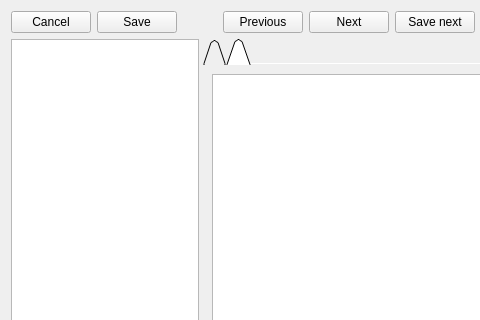
The window that ui/scene_editor.ui (zkovari/plotlyst) describes before a commit, drawn with Qt 5; both pictures show x 0 to 480 and y 0 to 320 of the 804 by 678 pixel window.
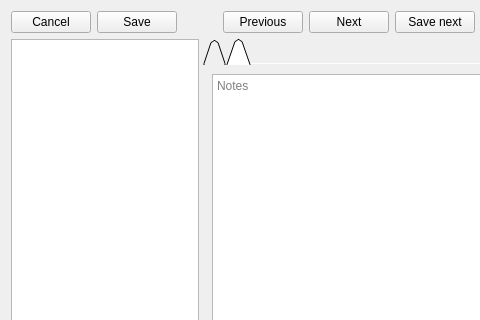
The same window after the commit. The open tabs and pages were chosen to show the change. Custom widgets are drawn as their Qt base class.

Commit message: Add notes view

Diff of the .ui file:
```diff
--- a/ui/scene_editor.ui
+++ b/ui/scene_editor.ui
@@ -897,6 +897,9 @@
           <property name="autoFormatting">
            <set>QTextEdit::AutoAll</set>
           </property>
+          <property name="placeholderText">
+           <string>Notes</string>
+          </property>
          </widget>
         </item>
        </layout>
```
The commit also changes 5 other files.
